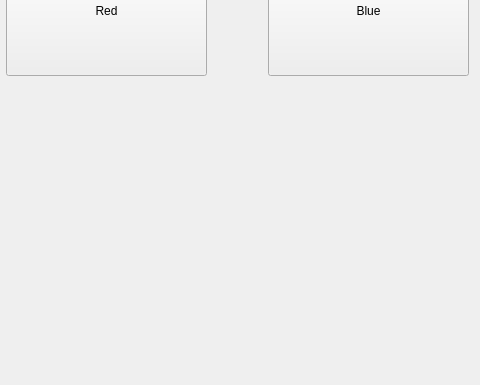
Before: the Qt Designer form A6/mainwindow.ui in NeepunGupta/SP2, drawn with Qt 5; both pictures show x 152 to 632 and y 215 to 600 of the 800 by 600 pixel window.
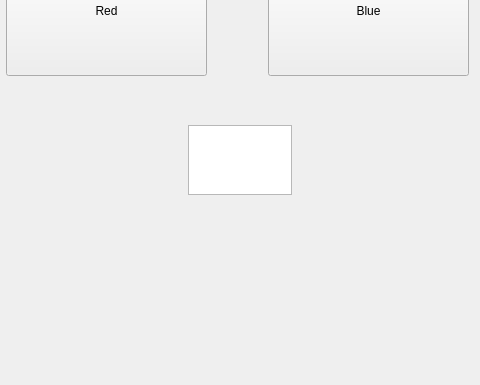
After: the same form once the commit is applied.

The edit to the form file:
```diff
--- a/A6/mainwindow.ui
+++ b/A6/mainwindow.ui
@@ -66,6 +66,16 @@
      <string>Start</string>
     </property>
    </widget>
+   <widget class="QTextEdit" name="textEdit">
+    <property name="geometry">
+     <rect>
+      <x>340</x>
+      <y>340</y>
+      <width>104</width>
+      <height>70</height>
+     </rect>
+    </property>
+   </widget>
   </widget>
   <widget class="QMenuBar" name="menubar">
    <property name="geometry">
```
